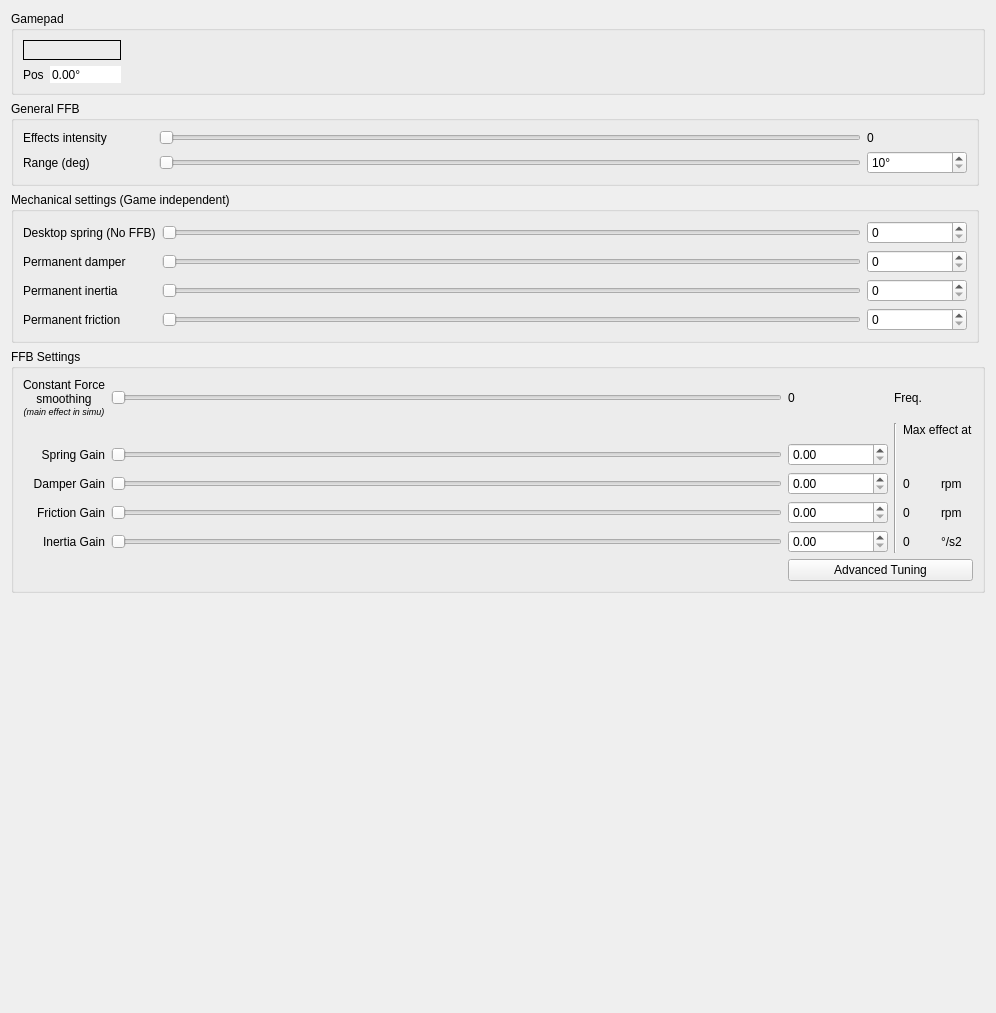
First picture: the form in res/wheel.ui, repository manoukianv/OpenFFBoard-configurator, before the edit.
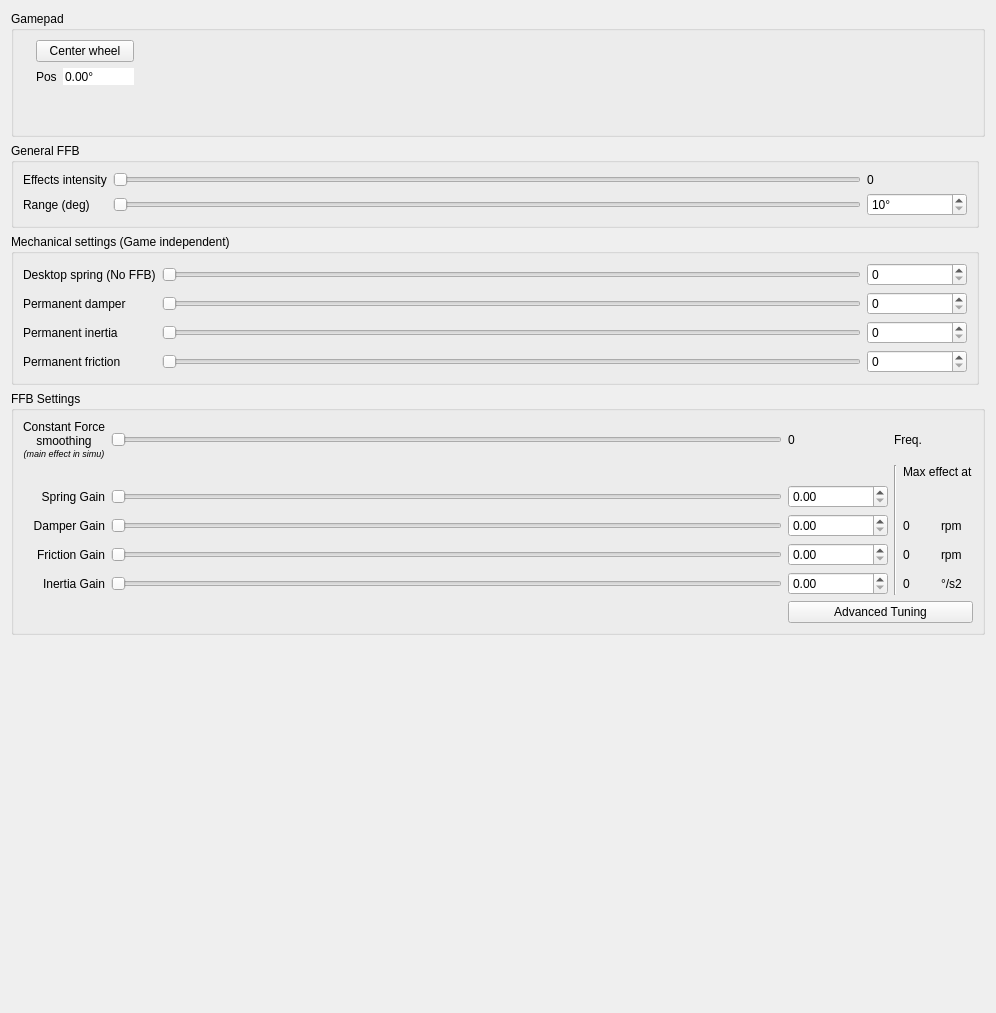
Second picture: the form after the edit. Icons and pictures are not drawn.

Commit message: Adding center button.

The edit to the form file:
```diff
--- a/res/wheel.ui
+++ b/res/wheel.ui
@@ -29,7 +29,7 @@
       <item row="0" column="0">
        <widget class="QLabel" name="label">
         <property name="sizePolicy">
-         <sizepolicy hsizetype="Fixed" vsizetype="Fixed">
+         <sizepolicy hsizetype="Maximum" vsizetype="Maximum">
           <horstretch>0</horstretch>
           <verstretch>0</verstretch>
          </sizepolicy>
@@ -41,7 +41,7 @@
          </size>
         </property>
         <property name="frameShape">
-         <enum>QFrame::Shape::Box</enum>
+         <enum>QFrame::Shape::NoFrame</enum>
         </property>
         <property name="text">
          <string/>
@@ -53,33 +53,45 @@
          <bool>true</bool>
         </property>
         <property name="alignment">
-         <set>Qt::AlignmentFlag::AlignBottom|Qt::AlignmentFlag::AlignHCenter</set>
+         <set>Qt::AlignmentFlag::AlignCenter</set>
+        </property>
+        <property name="margin">
+         <number>5</number>
         </property>
        </widget>
       </item>
       <item row="0" column="1">
-       <spacer name="horizontalSpacer">
-        <property name="orientation">
-         <enum>Qt::Orientation::Horizontal</enum>
+       <layout class="QGridLayout" name="gridLayout_3">
+        <property name="leftMargin">
+         <number>0</number>
         </property>
-        <property name="sizeHint" stdset="0">
-         <size>
-          <width>40</width>
-          <height>20</height>
-         </size>
-        </property>
-       </spacer>
-      </item>
-      <item row="1" column="0">
-       <layout class="QHBoxLayout" name="horizontalLayout">
-        <item>
+        <item row="1" column="0">
          <widget class="QLabel" name="label_15">
+          <property name="sizePolicy">
+           <sizepolicy hsizetype="Maximum" vsizetype="Preferred">
+            <horstretch>0</horstretch>
+            <verstretch>0</verstretch>
+           </sizepolicy>
+          </property>
+          <property name="maximumSize">
+           <size>
+            <width>30</width>
+            <height>16777215</height>
+           </size>
+          </property>
           <property name="text">
            <string>Pos</string>
           </property>
          </widget>
         </item>
-        <item>
+        <item row="0" column="0" colspan="2">
+         <widget class="QPushButton" name="pushButton_pushcenter">
+          <property name="text">
+           <string>Center wheel</string>
+          </property>
+         </widget>
+        </item>
+        <item row="1" column="1">
          <widget class="QDoubleSpinBox" name="doubleSpinBox_curdeg">
           <property name="enabled">
            <bool>true</bool>
@@ -125,8 +137,34 @@
           </property>
          </widget>
         </item>
+        <item row="2" column="1">
+         <spacer name="verticalSpacer_2">
+          <property name="orientation">
+           <enum>Qt::Orientation::Vertical</enum>
+          </property>
+          <property name="sizeHint" stdset="0">
+           <size>
+            <width>20</width>
+            <height>40</height>
+           </size>
+          </property>
+         </spacer>
+        </item>
        </layout>
       </item>
+      <item row="0" column="2">
+       <spacer name="horizontalSpacer">
+        <property name="orientation">
+         <enum>Qt::Orientation::Horizontal</enum>
+        </property>
+        <property name="sizeHint" stdset="0">
+         <size>
+          <width>40</width>
+          <height>20</height>
+         </size>
+        </property>
+       </spacer>
+      </item>
      </layout>
     </widget>
    </item>
@@ -707,52 +745,7 @@
      <property name="title">
       <string>General FFB</string>
      </property>
-     <layout class="QGridLayout" name="gridLayout_4" columnminimumwidth="130,0,0">
-      <item row="0" column="0">
-       <widget class="QLabel" name="label_21">
-        <property name="toolTip">
-         <string>&lt;html&gt;&lt;head/&gt;&lt;body&gt;&lt;p&gt;Intensity of the effects used by the force feedback effects from the game.&lt;/p&gt;&lt;p&gt;It defines the peak torque of the motor.&lt;/p&gt;&lt;/body&gt;&lt;/html&gt;</string>
-        </property>
-        <property name="text">
-         <string>Effects intensity</string>
-        </property>
-       </widget>
-      </item>
-      <item row="0" column="1">
-       <widget class="QSlider" name="horizontalSlider_fxratio">
-        <property name="toolTip">
-         <string>&lt;html&gt;&lt;head/&gt;&lt;body&gt;&lt;p&gt;High = Effects and endstop have the same peak torque. Low = effect peak is reduced to make endstop more prominent&lt;/p&gt;&lt;/body&gt;&lt;/html&gt;</string>
-        </property>
-        <property name="minimum">
-         <number>102</number>
-        </property>
-        <property name="maximum">
-         <number>255</number>
-        </property>
-        <property name="value">
-         <number>102</number>
-        </property>
-        <property name="sliderPosition">
-         <number>102</number>
-        </property>
-        <property name="orientation">
-         <enum>Qt::Orientation::Horizontal</enum>
-        </property>
-       </widget>
-      </item>
-      <item row="0" column="2">
-       <widget class="QLabel" name="label_fxratio">
-        <property name="sizePolicy">
-         <sizepolicy hsizetype="Minimum" vsizetype="Preferred">
-          <horstretch>0</horstretch>
-          <verstretch>0</verstretch>
-         </sizepolicy>
-        </property>
-        <property name="text">
-         <string>0</string>
-        </property>
-       </widget>
-      </item>
+     <layout class="QGridLayout" name="gridLayout_4">
       <item row="1" column="0">
        <widget class="QLabel" name="label_18">
         <property name="toolTip">
@@ -782,6 +775,51 @@
         </property>
        </widget>
       </item>
+      <item row="0" column="2">
+       <widget class="QLabel" name="label_fxratio">
+        <property name="sizePolicy">
+         <sizepolicy hsizetype="Minimum" vsizetype="Preferred">
+          <horstretch>0</horstretch>
+          <verstretch>0</verstretch>
+         </sizepolicy>
+        </property>
+        <property name="text">
+         <string>0</string>
+        </property>
+       </widget>
+      </item>
+      <item row="0" column="0">
+       <widget class="QLabel" name="label_21">
+        <property name="toolTip">
+         <string>&lt;html&gt;&lt;head/&gt;&lt;body&gt;&lt;p&gt;Intensity of the effects used by the force feedback effects from the game.&lt;/p&gt;&lt;p&gt;It defines the peak torque of the motor.&lt;/p&gt;&lt;/body&gt;&lt;/html&gt;</string>
+        </property>
+        <property name="text">
+         <string>Effects intensity</string>
+        </property>
+       </widget>
+      </item>
+      <item row="0" column="1">
+       <widget class="QSlider" name="horizontalSlider_fxratio">
+        <property name="toolTip">
+         <string>&lt;html&gt;&lt;head/&gt;&lt;body&gt;&lt;p&gt;High = Effects and endstop have the same peak torque. Low = effect peak is reduced to make endstop more prominent&lt;/p&gt;&lt;/body&gt;&lt;/html&gt;</string>
+        </property>
+        <property name="minimum">
+         <number>102</number>
+        </property>
+        <property name="maximum">
+         <number>255</number>
+        </property>
+        <property name="value">
+         <number>102</number>
+        </property>
+        <property name="sliderPosition">
+         <number>102</number>
+        </property>
+        <property name="orientation">
+         <enum>Qt::Orientation::Horizontal</enum>
+        </property>
+       </widget>
+      </item>
       <item row="1" column="2">
        <widget class="QSpinBox" name="spinBox_range">
         <property name="minimumSize">
```
Left out of the diff: 2 changed lines with no effect on the pictures. The commit also changes 1 other file.
